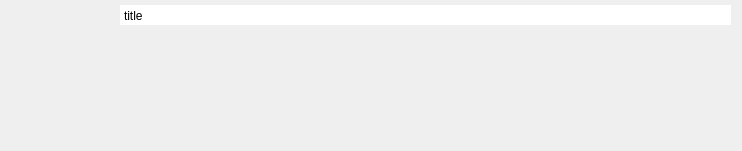
SingSongZepe/sszpSenbon, file wgt/downloadhistoryitem.ui: the form before one commit.
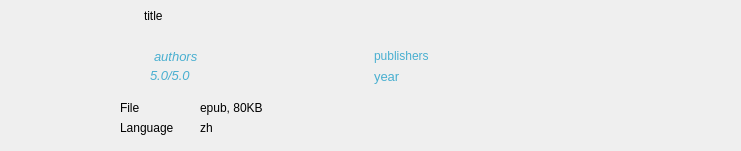
The form after the commit. Icons and pictures are not drawn.

The edit to the form file:
```diff
--- a/wgt/downloadhistoryitem.ui
+++ b/wgt/downloadhistoryitem.ui
@@ -6,7 +6,7 @@
    <rect>
     <x>0</x>
     <y>0</y>
-    <width>742</width>
+    <width>741</width>
     <height>151</height>
    </rect>
   </property>
@@ -26,7 +26,7 @@
     <property name="geometry">
      <rect>
       <x>0</x>
-      <y>5</y>
+      <y>0</y>
       <width>101</width>
       <height>141</height>
      </rect>
@@ -42,20 +42,20 @@
      <x>120</x>
      <y>5</y>
      <width>611</width>
-     <height>80</height>
+     <height>91</height>
     </rect>
    </property>
    <widget class="QTextBrowser" name="tb_title">
     <property name="geometry">
      <rect>
-      <x>0</x>
+      <x>20</x>
       <y>0</y>
-      <width>611</width>
-      <height>20</height>
+      <width>571</width>
+      <height>41</height>
      </rect>
     </property>
     <property name="styleSheet">
-     <string notr="true">#tb_key_word {
+     <string notr="true">#tb_title {
 	background-color: rgba(255,255,255,0);
 }</string>
     </property>
@@ -84,6 +84,398 @@
 &lt;p style=&quot; margin-top:6px; margin-bottom:6px; margin-left:0px; margin-right:0px; -qt-block-indent:0; text-indent:0px;&quot;&gt;title&lt;/p&gt;&lt;/body&gt;&lt;/html&gt;</string>
     </property>
    </widget>
+   <widget class="QLabel" name="lb_title_icon">
+    <property name="geometry">
+     <rect>
+      <x>0</x>
+      <y>0</y>
+      <width>16</width>
+      <height>41</height>
+     </rect>
+    </property>
+    <property name="text">
+     <string/>
+    </property>
+    <property name="pixmap">
+     <pixmap resource="../image.qrc">:/:/res/image/title_slim.png</pixmap>
+    </property>
+   </widget>
+   <widget class="QTextBrowser" name="tb_authors">
+    <property name="geometry">
+     <rect>
+      <x>30</x>
+      <y>40</y>
+      <width>171</width>
+      <height>21</height>
+     </rect>
+    </property>
+    <property name="cursor" stdset="0">
+     <cursorShape>PointingHandCursor</cursorShape>
+    </property>
+    <property name="styleSheet">
+     <string notr="true">#tb_authors {
+	background: rgba(0,0,0,0);
+	color: #49AFD0;
+}</string>
+    </property>
+    <property name="frameShape">
+     <enum>QFrame::NoFrame</enum>
+    </property>
+    <property name="verticalScrollBarPolicy">
+     <enum>Qt::ScrollBarAlwaysOff</enum>
+    </property>
+    <property name="horizontalScrollBarPolicy">
+     <enum>Qt::ScrollBarAlwaysOff</enum>
+    </property>
+    <property name="tabChangesFocus">
+     <bool>false</bool>
+    </property>
+    <property name="html">
+     <string>&lt;!DOCTYPE HTML PUBLIC &quot;-//W3C//DTD HTML 4.0//EN&quot; &quot;http://www.w3.org/TR/REC-html40/strict.dtd&quot;&gt;
+&lt;html&gt;&lt;head&gt;&lt;meta name=&quot;qrichtext&quot; content=&quot;1&quot; /&gt;&lt;meta charset=&quot;utf-8&quot; /&gt;&lt;style type=&quot;text/css&quot;&gt;
+p, li { white-space: pre-wrap; }
+hr { height: 1px; border-width: 0; }
+li.unchecked::marker { content: &quot;\2610&quot;; }
+li.checked::marker { content: &quot;\2612&quot;; }
+&lt;/style&gt;&lt;/head&gt;&lt;body style=&quot; font-family:'Microsoft YaHei UI'; font-size:9pt; font-weight:400; font-style:normal;&quot;&gt;
+&lt;p style=&quot; margin-top:0px; margin-bottom:0px; margin-left:0px; margin-right:0px; -qt-block-indent:0; text-indent:0px;&quot;&gt;&lt;span style=&quot; font-size:10pt; font-style:italic;&quot;&gt;authors&lt;/span&gt;&lt;/p&gt;&lt;/body&gt;&lt;/html&gt;</string>
+    </property>
+   </widget>
+   <widget class="QLabel" name="lb_authors_icon">
+    <property name="geometry">
+     <rect>
+      <x>0</x>
+      <y>40</y>
+      <width>21</width>
+      <height>21</height>
+     </rect>
+    </property>
+    <property name="text">
+     <string/>
+    </property>
+    <property name="pixmap">
+     <pixmap resource="../image.qrc">:/:/res/image/authors.png</pixmap>
+    </property>
+    <property name="scaledContents">
+     <bool>true</bool>
+    </property>
+   </widget>
+   <widget class="QLabel" name="lb_rating_icon">
+    <property name="geometry">
+     <rect>
+      <x>0</x>
+      <y>60</y>
+      <width>21</width>
+      <height>21</height>
+     </rect>
+    </property>
+    <property name="cursor">
+     <cursorShape>PointingHandCursor</cursorShape>
+    </property>
+    <property name="styleSheet">
+     <string notr="true">#lb_book_rating_icon {
+	padding: 1px;
+}</string>
+    </property>
+    <property name="text">
+     <string/>
+    </property>
+    <property name="pixmap">
+     <pixmap resource="../image.qrc">:/:/res/image/rating.png</pixmap>
+    </property>
+    <property name="scaledContents">
+     <bool>true</bool>
+    </property>
+   </widget>
+   <widget class="QLabel" name="lb_rating">
+    <property name="geometry">
+     <rect>
+      <x>30</x>
+      <y>60</y>
+      <width>91</width>
+      <height>21</height>
+     </rect>
+    </property>
+    <property name="font">
+     <font>
+      <pointsize>10</pointsize>
+      <italic>true</italic>
+      <bold>false</bold>
+     </font>
+    </property>
+    <property name="cursor">
+     <cursorShape>IBeamCursor</cursorShape>
+    </property>
+    <property name="styleSheet">
+     <string notr="true">#lb_rating {
+	color: #49AFD0
+}</string>
+    </property>
+    <property name="text">
+     <string>5.0/5.0</string>
+    </property>
+    <property name="scaledContents">
+     <bool>false</bool>
+    </property>
+   </widget>
+   <widget class="QLabel" name="lb_publishe_icon">
+    <property name="geometry">
+     <rect>
+      <x>220</x>
+      <y>40</y>
+      <width>21</width>
+      <height>21</height>
+     </rect>
+    </property>
+    <property name="text">
+     <string/>
+    </property>
+    <property name="pixmap">
+     <pixmap resource="../image.qrc">:/:/res/image/publisher.png</pixmap>
+    </property>
+    <property name="scaledContents">
+     <bool>true</bool>
+    </property>
+   </widget>
+   <widget class="QTextBrowser" name="tb_publisher">
+    <property name="geometry">
+     <rect>
+      <x>250</x>
+      <y>40</y>
+      <width>171</width>
+      <height>21</height>
+     </rect>
+    </property>
+    <property name="cursor" stdset="0">
+     <cursorShape>PointingHandCursor</cursorShape>
+    </property>
+    <property name="styleSheet">
+     <string notr="true">#tb_publisher {
+	background: rgba(0,0,0,0);
+	color: #49AFD0;
+}</string>
+    </property>
+    <property name="frameShape">
+     <enum>QFrame::NoFrame</enum>
+    </property>
+    <property name="verticalScrollBarPolicy">
+     <enum>Qt::ScrollBarAlwaysOff</enum>
+    </property>
+    <property name="horizontalScrollBarPolicy">
+     <enum>Qt::ScrollBarAlwaysOff</enum>
+    </property>
+    <property name="tabChangesFocus">
+     <bool>false</bool>
+    </property>
+    <property name="html">
+     <string>&lt;!DOCTYPE HTML PUBLIC &quot;-//W3C//DTD HTML 4.0//EN&quot; &quot;http://www.w3.org/TR/REC-html40/strict.dtd&quot;&gt;
+&lt;html&gt;&lt;head&gt;&lt;meta name=&quot;qrichtext&quot; content=&quot;1&quot; /&gt;&lt;meta charset=&quot;utf-8&quot; /&gt;&lt;style type=&quot;text/css&quot;&gt;
+p, li { white-space: pre-wrap; }
+hr { height: 1px; border-width: 0; }
+li.unchecked::marker { content: &quot;\2610&quot;; }
+li.checked::marker { content: &quot;\2612&quot;; }
+&lt;/style&gt;&lt;/head&gt;&lt;body style=&quot; font-family:'Microsoft YaHei UI'; font-size:9pt; font-weight:400; font-style:normal;&quot;&gt;
+&lt;p style=&quot; margin-top:0px; margin-bottom:0px; margin-left:0px; margin-right:0px; -qt-block-indent:0; text-indent:0px;&quot;&gt;publishers&lt;/p&gt;&lt;/body&gt;&lt;/html&gt;</string>
+    </property>
+   </widget>
+   <widget class="QTextBrowser" name="tb_year">
+    <property name="geometry">
+     <rect>
+      <x>250</x>
+      <y>60</y>
+      <width>171</width>
+      <height>21</height>
+     </rect>
+    </property>
+    <property name="cursor" stdset="0">
+     <cursorShape>PointingHandCursor</cursorShape>
+    </property>
+    <property name="styleSheet">
+     <string notr="true">#tb_year {
+	background: rgba(0,0,0,0);
+	color: #49AFD0;
+}</string>
+    </property>
+    <property name="frameShape">
+     <enum>QFrame::NoFrame</enum>
+    </property>
+    <property name="verticalScrollBarPolicy">
+     <enum>Qt::ScrollBarAlwaysOff</enum>
+    </property>
+    <property name="horizontalScrollBarPolicy">
+     <enum>Qt::ScrollBarAlwaysOff</enum>
+    </property>
+    <property name="tabChangesFocus">
+     <bool>false</bool>
+    </property>
+    <property name="html">
+     <string>&lt;!DOCTYPE HTML PUBLIC &quot;-//W3C//DTD HTML 4.0//EN&quot; &quot;http://www.w3.org/TR/REC-html40/strict.dtd&quot;&gt;
+&lt;html&gt;&lt;head&gt;&lt;meta name=&quot;qrichtext&quot; content=&quot;1&quot; /&gt;&lt;meta charset=&quot;utf-8&quot; /&gt;&lt;style type=&quot;text/css&quot;&gt;
+p, li { white-space: pre-wrap; }
+hr { height: 1px; border-width: 0; }
+li.unchecked::marker { content: &quot;\2610&quot;; }
+li.checked::marker { content: &quot;\2612&quot;; }
+&lt;/style&gt;&lt;/head&gt;&lt;body style=&quot; font-family:'Microsoft YaHei UI'; font-size:9pt; font-weight:400; font-style:normal;&quot;&gt;
+&lt;p style=&quot; margin-top:0px; margin-bottom:0px; margin-left:0px; margin-right:0px; -qt-block-indent:0; text-indent:0px;&quot;&gt;&lt;span style=&quot; font-size:10pt;&quot;&gt;year&lt;/span&gt;&lt;/p&gt;&lt;/body&gt;&lt;/html&gt;</string>
+    </property>
+   </widget>
+   <widget class="QLabel" name="lb_year_icon">
+    <property name="geometry">
+     <rect>
+      <x>220</x>
+      <y>60</y>
+      <width>21</width>
+      <height>21</height>
+     </rect>
+    </property>
+    <property name="text">
+     <string/>
+    </property>
+    <property name="pixmap">
+     <pixmap resource="../image.qrc">:/:/res/image/year.png</pixmap>
+    </property>
+    <property name="scaledContents">
+     <bool>true</bool>
+    </property>
+   </widget>
+   <widget class="QLabel" name="lb_delete">
+    <property name="geometry">
+     <rect>
+      <x>590</x>
+      <y>0</y>
+      <width>20</width>
+      <height>20</height>
+     </rect>
+    </property>
+    <property name="cursor">
+     <cursorShape>PointingHandCursor</cursorShape>
+    </property>
+    <property name="text">
+     <string/>
+    </property>
+    <property name="pixmap">
+     <pixmap resource="../image.qrc">:/:/res/image/delete_item.png</pixmap>
+    </property>
+    <property name="scaledContents">
+     <bool>true</bool>
+    </property>
+   </widget>
+   <widget class="QLabel" name="lb_redownload">
+    <property name="geometry">
+     <rect>
+      <x>590</x>
+      <y>20</y>
+      <width>20</width>
+      <height>20</height>
+     </rect>
+    </property>
+    <property name="cursor">
+     <cursorShape>PointingHandCursor</cursorShape>
+    </property>
+    <property name="text">
+     <string/>
+    </property>
+    <property name="pixmap">
+     <pixmap resource="../image.qrc">:/:/res/image/download_gray.png</pixmap>
+    </property>
+    <property name="scaledContents">
+     <bool>true</bool>
+    </property>
+   </widget>
+  </widget>
+  <widget class="QWidget" name="wgt_sub_info" native="true">
+   <property name="geometry">
+    <rect>
+     <x>120</x>
+     <y>100</y>
+     <width>611</width>
+     <height>41</height>
+    </rect>
+   </property>
+   <widget class="QLabel" name="lb_file_lb">
+    <property name="geometry">
+     <rect>
+      <x>0</x>
+      <y>0</y>
+      <width>71</width>
+      <height>16</height>
+     </rect>
+    </property>
+    <property name="text">
+     <string>File</string>
+    </property>
+   </widget>
+   <widget class="QLabel" name="lb_file">
+    <property name="geometry">
+     <rect>
+      <x>80</x>
+      <y>0</y>
+      <width>121</width>
+      <height>16</height>
+     </rect>
+    </property>
+    <property name="text">
+     <string>epub, 80KB</string>
+    </property>
+   </widget>
+   <widget class="QLabel" name="lb_language_lb">
+    <property name="geometry">
+     <rect>
+      <x>0</x>
+      <y>20</y>
+      <width>71</width>
+      <height>16</height>
+     </rect>
+    </property>
+    <property name="text">
+     <string>Language</string>
+    </property>
+   </widget>
+   <widget class="QLabel" name="lb_language">
+    <property name="geometry">
+     <rect>
+      <x>80</x>
+      <y>20</y>
+      <width>171</width>
+      <height>16</height>
+     </rect>
+    </property>
+    <property name="text">
+     <string>zh</string>
+    </property>
+   </widget>
+   <widget class="QLabel" name="lb_id">
+    <property name="geometry">
+     <rect>
+      <x>253</x>
+      <y>20</y>
+      <width>351</width>
+      <height>20</height>
+     </rect>
+    </property>
+    <property name="text">
+     <string/>
+    </property>
+    <property name="alignment">
+     <set>Qt::AlignRight|Qt::AlignTrailing|Qt::AlignVCenter</set>
+    </property>
+   </widget>
+   <widget class="QLabel" name="lb_time">
+    <property name="geometry">
+     <rect>
+      <x>400</x>
+      <y>0</y>
+      <width>201</width>
+      <height>20</height>
+     </rect>
+    </property>
+    <property name="text">
+     <string/>
+    </property>
+    <property name="alignment">
+     <set>Qt::AlignRight|Qt::AlignTrailing|Qt::AlignVCenter</set>
+    </property>
+   </widget>
   </widget>
  </widget>
  <resources/>
```
Left out of the diff: 9 changed lines with no effect on the pictures.
